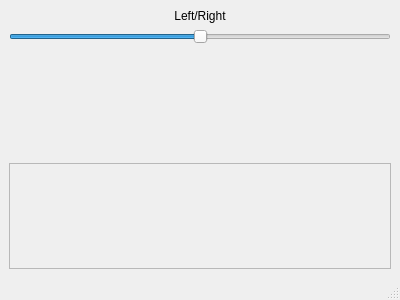
Qt form src/gui/ui/OutputDeviceControlWindow.ui (Veeti-Lukin/sc-api-audio) before a commit.
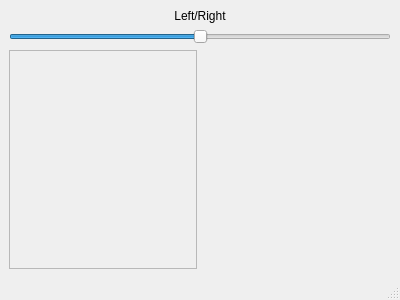
The same form after that commit. Custom widgets are drawn as their Qt base class.

Commit message: Change gain controls to sliders

```diff
--- a/src/gui/ui/OutputDeviceControlWindow.ui
+++ b/src/gui/ui/OutputDeviceControlWindow.ui
@@ -14,7 +14,7 @@
    <string>OutputDeviceControlWindow</string>
   </property>
   <widget class="QWidget" name="centralwidget">
-   <layout class="QVBoxLayout" name="verticalLayout" stretch="0,0,1,1">
+   <layout class="QVBoxLayout" name="verticalLayout" stretch="0,0,0">
     <item>
      <widget class="QLabel" name="label">
       <property name="sizePolicy">
@@ -45,8 +45,10 @@
      </widget>
     </item>
     <item>
-     <widget class="audio_control_gui::AudioControlWidget" name="audioControlWidget" native="true"/>
-    </item>
+     <layout class="QHBoxLayout" name="horizontalLayout">
+      <property name="topMargin">
+       <number>0</number>
+      </property>
     <item>
      <widget class="QFrame" name="eqFrame">
       <property name="frameShape">
@@ -57,6 +59,11 @@
       </property>
       <layout class="QVBoxLayout" name="verticalLayout_2"/>
      </widget>
+      </item>
+      <item>
+       <widget class="audio_control_gui::AudioControlWidget" name="audioControlWidget" native="true"/>
+      </item>
+     </layout>
     </item>
    </layout>
   </widget>
```
Lines whose indentation alone changed are shown as unchanged. The commit also changes 6 other files.
